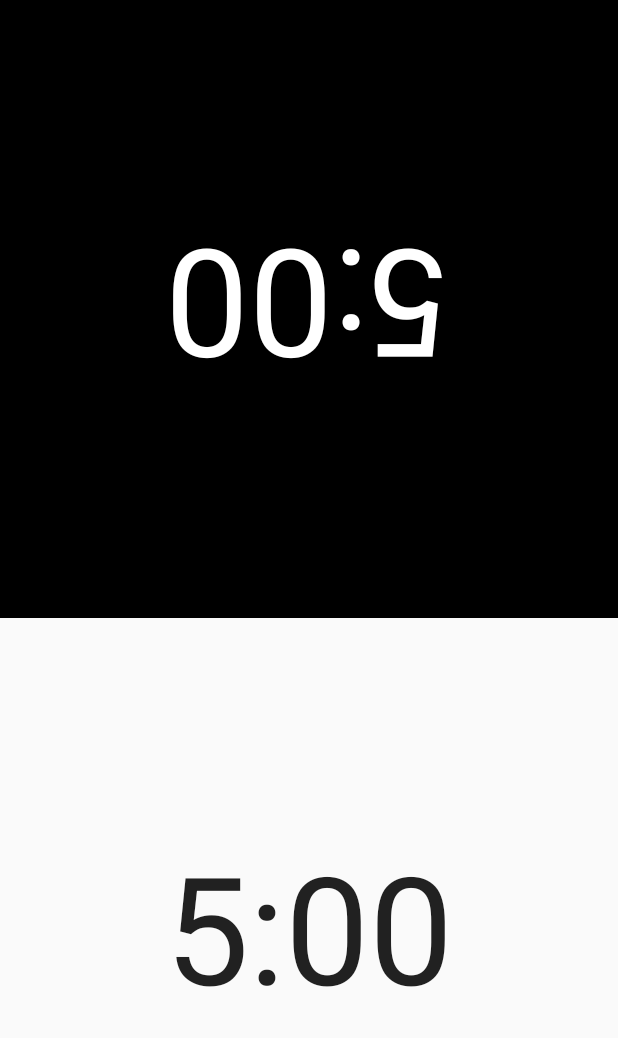
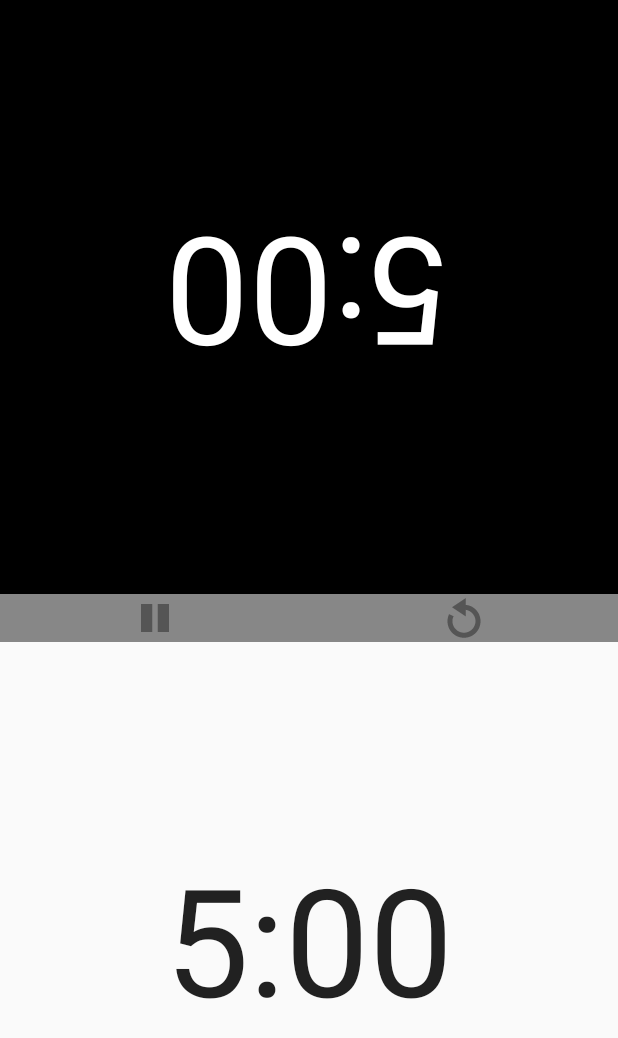
Before and after one commit to baz988/Chess_Clock_Pro, an Android app: the screen it shows after launch (MainActivity), on a phone screen of 412 x 824 dp. Shown: the top 1038 px of the screen. Run offline under Robolectric (Android 15) with nearby library versions, the phone set to English and light mode, and no system bars.

Commit message:
UI updates

```diff
--- a/app/src/main/java/com/oneq/baz/chessclockpro/MainActivity.java
+++ b/app/src/main/java/com/oneq/baz/chessclockpro/MainActivity.java
@@ -1,10 +1,11 @@
 package com.oneq.baz.chessclockpro;
 
 import android.app.Activity;
+import android.media.MediaPlayer;
 import android.os.Bundle;
 import android.os.CountDownTimer;
 import android.view.View;
-import android.widget.Button;
+import android.widget.ImageButton;
 import android.widget.TextView;
 
 import java.util.concurrent.TimeUnit;
@@ -12,89 +13,109 @@ import java.util.concurrent.TimeUnit;
 
 public class MainActivity extends Activity {
 
-    Player playerA;
-    Player playerB;
-    Button pauseButton;
-    Button resetButton;
-    int moveCounter = 0;
+    Player white;
+    Player black;
+    ImageButton pauseButton;
+    ImageButton resetButton;
+    MediaPlayer mediaPlayer;
     long TIME_CONTROL = 300000;
     int INTERVAL = 1000;
+    boolean outOfTime = false;
 
     @Override
     protected void onCreate(Bundle savedInstanceState) {
         super.onCreate(savedInstanceState);
         setContentView(R.layout.activity_main);
 
-        playerA = new Player();
-        playerB = new Player();
+        //setup white player
+        white = new Player();
+        white.gameTimer = new GameTimer(white);
+        white.textField = (TextView) findViewById(R.id.textViewA);
+        white.textField.setText(convertTime(TIME_CONTROL));
 
-        pauseButton = (Button) findViewById(R.id.pauseButton);
-        pauseButton.setVisibility(View.GONE);
+        //setup black player
+        black = new Player();
+        black.gameTimer = new GameTimer(black);
+        black.textField = (TextView) findViewById(R.id.textViewB);
+        black.textField.setText(convertTime(TIME_CONTROL));
 
-        resetButton = (Button) findViewById(R.id.resetButton);
-        resetButton.setVisibility(View.GONE);
 
-        playerA.textField = (TextView) findViewById(R.id.textViewA);
-        playerA.textField.setText(convertTime(TIME_CONTROL));
+        //pause and reset buttons
+        pauseButton = (ImageButton) findViewById(R.id.pauseButton);
+        resetButton = (ImageButton) findViewById(R.id.resetButton);
 
-        playerB.textField = (TextView) findViewById(R.id.textViewB);
-        playerB.textField.setText(convertTime(TIME_CONTROL));
-
-        playerA.textField.setOnClickListener(new View.OnClickListener() {
+        //handle a white click
+        //the .isPaused makes sure the clicked players time is running, and then starts the opponents timer
+        //the move counter is to make sure the other players class has been created and set to the Time_Control
+            //for proper object reference and display
+        white.textField.setOnClickListener(new View.OnClickListener() {
             @Override
             public void onClick(View view) {
-                resetButton.setVisibility(View.VISIBLE);
-                pauseButton.setVisibility(View.VISIBLE);
-                if (!playerA.isPaused) {
-                    timerLogic(playerB);
-                    if (moveCounter >= 2) {
-                        timerPause(playerA);
+                if (!white.isPaused) {
+                    timerLogic(black);
+                    if (white.moveCounter >1) {
+                        timerPause(white);
                     }
                 }
             }
         });
 
-        playerB.textField.setOnClickListener(new View.OnClickListener() {
+        //handle a black click
+        //the .isPaused makes sure the clicked players time is running, and then starts the opponents timer
+        //the move counter is to make sure the other players class has been created and set to the Time_Control
+            //for proper object reference and display
+        black.textField.setOnClickListener(new View.OnClickListener() {
             @Override
             public void onClick(View view) {
-                resetButton.setVisibility(View.VISIBLE);
-                pauseButton.setVisibility(View.VISIBLE);
-                if (!playerB.isPaused) {
-                    timerLogic(playerA);
-                    if (moveCounter >= 2) {
-                        timerPause(playerB);
+                if (!black.isPaused) {
+                    timerLogic(white);
+                    if (black.moveCounter >1) {
+                        timerPause(black);
                     }
                 }
             }
         });
 
+        //pause button will reset both clocks to whatever time is currently displayed
+        //the move counter is to make sure the clock has been created with the Time_Control for proper object reference and display
         pauseButton.setOnClickListener(new View.OnClickListener() {
             @Override
             public void onClick(View view) {
-                timerPause(playerA);
-                playerA.isPaused=false;
-
-                timerPause(playerB);
-                playerB.isPaused=false;
-
-                resetButton.setVisibility(View.GONE);
-                pauseButton.setVisibility(View.GONE);
+                if (!outOfTime) {
+                    if (white.moveCounter > 1) {
+                        timerPause(white);
+                        white.isPaused = false;
+                    }
+                    if (black.moveCounter > 1) {
+                        timerPause(black);
+                        black.isPaused = false;
+                    }
+                }
             }
         });
 
+        //reset button will set both the clocks to Time_Control
+        /**
+         * Need to add a moveCounter reset
+         */
         resetButton.setOnClickListener(new View.OnClickListener() {
             @Override
             public void onClick(View view) {
-                playerA.realTime = TIME_CONTROL;
-                timerPause(playerA);
-                playerA.isPaused=false;
+                white.realTime = TIME_CONTROL;
+                timerPause(white);
 
-                playerB.realTime = TIME_CONTROL;
-                timerPause(playerB);
-                playerB.isPaused=false;
+                black.realTime = TIME_CONTROL;
+                timerPause(black);
 
-                resetButton.setVisibility(View.GONE);
-                pauseButton.setVisibility(View.GONE);
+                if(outOfTime){
+                    mediaPlayer.release();
+                    mediaPlayer = null;
+                    outOfTime=false;
+                }
+
+                white.isPaused = false;
+                black.isPaused = false;
+
             }
         });
 
@@ -146,7 +167,6 @@ public class MainActivity extends Activity {
         return formatted;
     }
 
-
     //CLASSES
 
     class GameTimer extends CountDownTimer{
@@ -156,7 +176,7 @@ public class MainActivity extends Activity {
         public GameTimer(Player player){
             super(player.gameStartTime, INTERVAL);
             currentPlayer = player;
-            moveCounter++;
+            player.moveCounter++;
         }
 
         @Override
@@ -167,7 +187,13 @@ public class MainActivity extends Activity {
 
         @Override
         public void onFinish(){
-            currentPlayer.textField.setText("OUT OF TIME");
+            currentPlayer.textField.setText(R.string.outOfTime);
+            white.isPaused=true;
+            black.isPaused=true;
+            outOfTime=true;
+
+            mediaPlayer = MediaPlayer.create(MainActivity.this, R.raw.beep3);
+            mediaPlayer.start();
         }
 
         public long pause(){
@@ -183,5 +209,16 @@ public class MainActivity extends Activity {
         long gameStartTime = TIME_CONTROL;
         long realTime = 0;
         boolean isPaused = false;
+        int moveCounter=0;
+    }
+
+    @Override
+    public void onResume(){
+        super.onResume();
+    }
+
+    @Override
+    public void onPause(){
+        super.onPause();
     }
 }
--- a/app/src/main/res/layout/activity_main.xml
+++ b/app/src/main/res/layout/activity_main.xml
@@ -24,19 +24,19 @@
         android:orientation="horizontal"
         android:background="@android:color/transparent">
 
-        <Button
+        <ImageButton
             android:layout_width="match_parent"
             android:layout_height="wrap_content"
             android:id="@+id/pauseButton"
-            android:text="@string/pauseButtonText"
+            android:src="@drawable/ic_action_pause"
             android:layout_weight="1"
             android:background="#878787"/>
 
-        <Button
+        <ImageButton
             android:layout_width="match_parent"
             android:layout_height="wrap_content"
-            android:text="@string/resetButtonText"
             android:id="@+id/resetButton"
+            android:src="@drawable/ic_action_replay"
             android:layout_weight="1"
             android:background="#878787"/>
 
--- a/app/src/main/res/values/strings.xml
+++ b/app/src/main/res/values/strings.xml
@@ -7,5 +7,6 @@
     <string name="textViewA_text">30</string>
     <string name="pauseButtonText">PAUSE</string>
     <string name="resetButtonText">RESET</string>
+    <string name="outOfTime">OUT OF TIME</string>
 
 </resources>
```
Also changed, not shown: app/src/main/res/drawable-hdpi/ic_action_pause.png (added), app/src/main/res/drawable-hdpi/ic_action_replay.png (added), app/src/main/res/drawable-hdpi/ic_launcher.png, app/src/main/res/drawable-mdpi/ic_action_pause.png (added), app/src/main/res/drawable-mdpi/ic_action_replay.png (added), app/src/main/res/drawable-mdpi/ic_launcher.png, app/src/main/res/drawable-xhdpi/ic_action_pause.png (added), app/src/main/res/drawable-xhdpi/ic_action_replay.png (added), app/src/main/res/drawable-xhdpi/ic_launcher.png, app/src/main/res/drawable-xxhdpi/ic_action_pause.png (added), app/src/main/res/drawable-xxhdpi/ic_action_replay.png (added), app/src/main/res/drawable-xxhdpi/ic_launcher.png.
